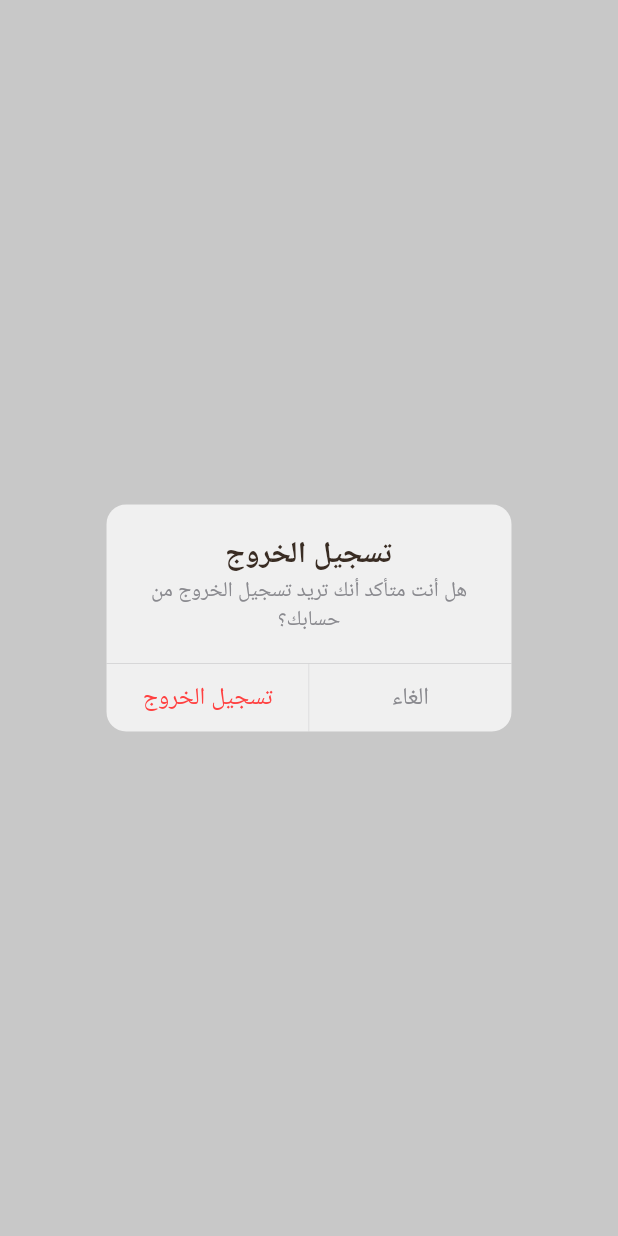
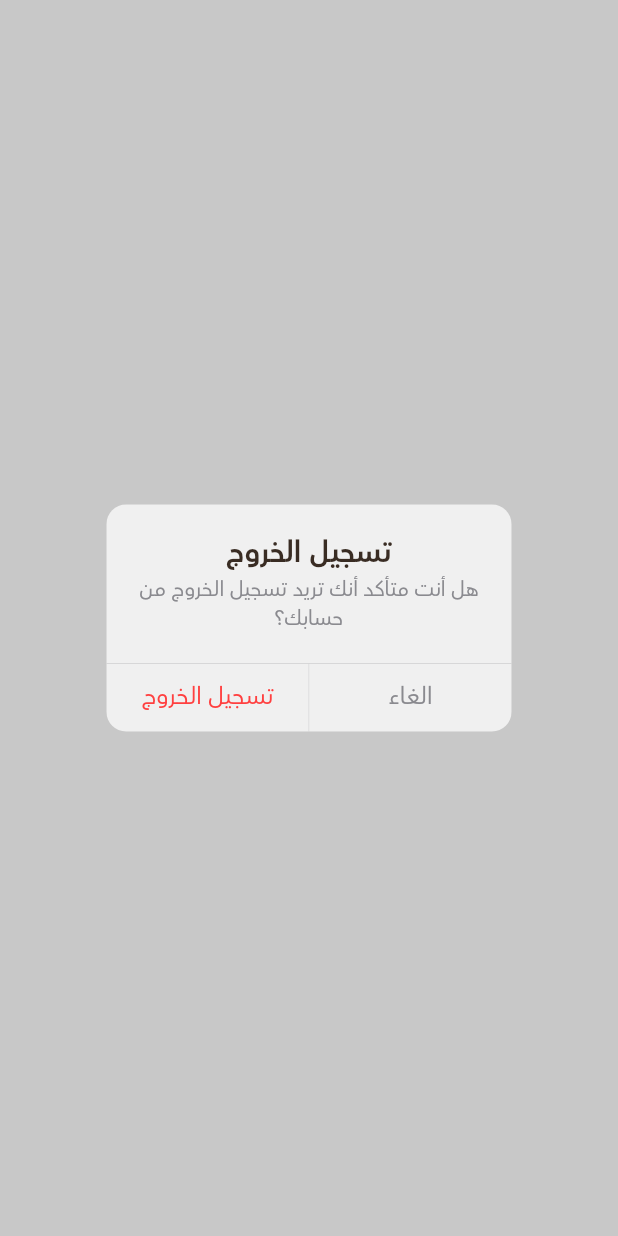
Before and after one commit to alaaKholi/task1, a Flutter app: what showCustomDialog() shows on an empty page, opened directly, on a phone screen of 412 x 824 dp. Run offline on Flutter 3.47's test engine with Material 2 defaults, Android fonts, the phone set to English and light mode, and no system bars; our stand-ins replace flutter_svg.

Commit message:
addfont family

```diff
--- a/lib/utils/dialog.dart
+++ b/lib/utils/dialog.dart
@@ -9,15 +9,29 @@ Future<void> showCustomDialog(BuildContext context) {
     builder: (BuildContext context) => CupertinoAlertDialog(
       title: Text(
         'تسجيل الخروج',
-        style: TextStyle(fontSize: 20.0, color: mainTextColor),
+        style: TextStyle(
+          fontSize: 20.0,
+          color: mainTextColor,
+          fontFamily: 'AvenirArabic',
+        ),
       ),
-      content: Text('هل أنت متأكد أنك تريد تسجيل الخروج من حسابك؟',
-          style: TextStyle(color: secondaryColorGray, fontSize: 14.0)),
+      content: Text(
+        'هل أنت متأكد أنك تريد تسجيل الخروج من حسابك؟',
+        style: TextStyle(
+          color: secondaryColorGray,
+          fontSize: 14.0,
+          fontFamily: 'AvenirArabic',
+        ),
+      ),
       actions: <CupertinoDialogAction>[
         CupertinoDialogAction(
           child: const Text(
             'تسجيل الخروج',
-            style: TextStyle(fontSize: 16.0, color: Color(0xffff4040)),
+            style: TextStyle(
+              fontSize: 16.0,
+              color: Color(0xffff4040),
+              fontFamily: 'AvenirArabic',
+            ),
           ),
           onPressed: () {
             //TODO:// sign out functionality
@@ -27,7 +41,11 @@ Future<void> showCustomDialog(BuildContext context) {
         CupertinoDialogAction(
           child: Text(
             'الغاء',
-            style: TextStyle(fontSize: 16.0, color: secondaryColorGray),
+            style: TextStyle(
+              fontSize: 16.0,
+              color: secondaryColorGray,
+              fontFamily: 'AvenirArabic',
+            ),
           ),
           isDestructiveAction: true,
           onPressed: () {
```
